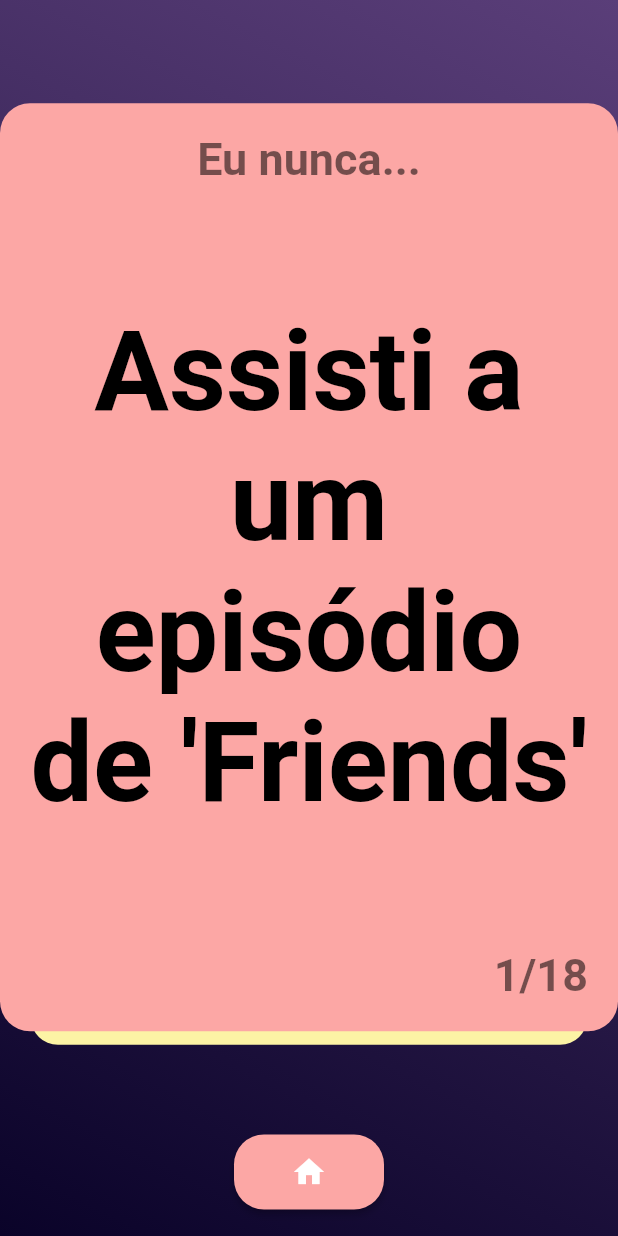
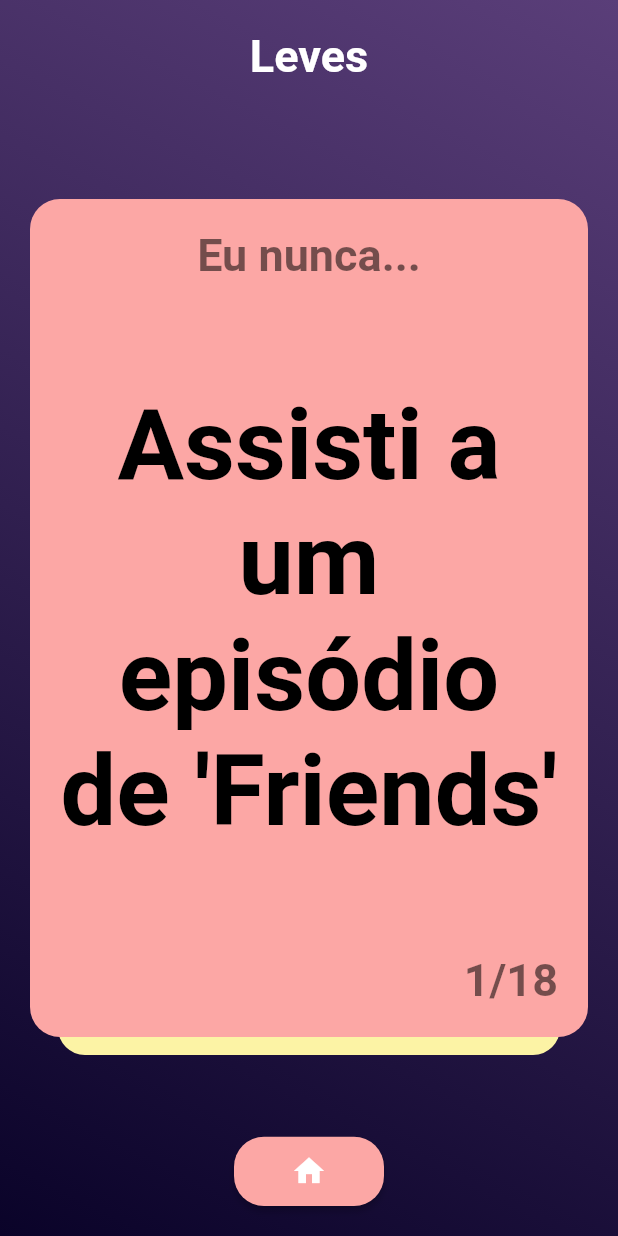
Before and after one commit to allmonty/eu-nunca, a Flutter app: the screen it shows after launch, after a tap on "Leves", on a phone screen of 412 x 824 dp. Run offline on Flutter 3.47's test engine with Material 2 defaults, Android fonts, the phone set to English and light mode, and no system bars; drawn by our look-alikes of appinio_swiper, auto_size_text; generated files the repository leaves out were written again.

Commit message:
add game name on top of game screen

```diff
--- a/lib/game.dart
+++ b/lib/game.dart
@@ -5,8 +5,13 @@
 import 'package:flutter_gen/gen_l10n/app_localizations.dart';
 
 class Game extends StatefulWidget {
-  const Game({super.key, required this.questions});
+  const Game({
+    super.key,
+    this.gameName = "",
+    required this.questions,
+  });
 
+  final String gameName;
   final List<dynamic> questions;
 
   @override
@@ -42,15 +47,28 @@
             ],
           ),
         ),
+        child: Padding(
+          padding: const EdgeInsets.all(20),
           child: Column(
-          mainAxisAlignment: MainAxisAlignment.spaceEvenly,
+            mainAxisAlignment: MainAxisAlignment.spaceBetween,
             children: [
-            Flexible(
-                flex: 7,
-                child: GestureDetector(
-                  onTapDown: (details) {
-                    print(details.localPosition);
-                  },
+              Expanded(
+                flex: 1,
+                child: AutoSizeText(
+                  widget.gameName,
+                  minFontSize: 10,
+                  maxFontSize: 30,
+                  wrapWords: false,
+                  textAlign: TextAlign.center,
+                  style: const TextStyle(
+                    fontSize: 30,
+                    color: Colors.white,
+                    fontWeight: FontWeight.bold,
+                  ),
+                ),
+              ),
+              Expanded(
+                flex: 15,
                 child: AppinioSwiper(
                   controller: controller,
                   cardsCount: widget.questions.length,
@@ -72,13 +90,12 @@
                     );
                   },
                 ),
-                )),
-            Flexible(
+              ),
+              Expanded(
                 flex: 1,
-              child: Padding(
-                padding: const EdgeInsets.symmetric(horizontal: 20),
                 child: Row(
                   mainAxisAlignment: MainAxisAlignment.center,
+                  crossAxisAlignment: CrossAxisAlignment.end,
                   children: [
                     SizedBox(
                       width: 100,
@@ -90,8 +107,8 @@
                   ],
                 ),
               ),
-            )
             ],
+          ),
         ),
       ),
     );
--- a/lib/menu.dart
+++ b/lib/menu.dart
@@ -24,11 +24,12 @@
     data = loadGameData();
   }
 
-  void openGamePage(context, List<dynamic> questions) {
+  void openGamePage(context, String gameName, List<dynamic> questions) {
     Navigator.push(
       context,
       MaterialPageRoute(builder: (context) {
         return Game(
+          gameName: gameName,
           questions: questions,
         );
       }),
@@ -80,8 +81,10 @@
                         AutoSizeText(
                           menuTitle1,
                           minFontSize: 24,
+                          maxFontSize: 120,
                           maxLines: 1,
                           style: const TextStyle(
+                            fontSize: 120,
                             color: Colors.white,
                             fontWeight: FontWeight.bold,
                           ),
@@ -89,8 +92,10 @@
                         AutoSizeText(
                           menuTitle2,
                           minFontSize: 24,
+                          maxFontSize: 120,
                           maxLines: 1,
                           style: const TextStyle(
+                            fontSize: 120,
                             color: Colors.white,
                             fontWeight: FontWeight.bold,
                           ),
@@ -102,6 +107,7 @@
                           child: Text(menuLightText),
                           onPressed: () => openGamePage(
                             context,
+                            menuLightText,
                             snapshot.data["light"],
                           ),
                         ),
@@ -112,6 +118,7 @@
                           child: Text(menuMediumText),
                           onPressed: () => openGamePage(
                             context,
+                            menuMediumText,
                             snapshot.data["medium"],
                           ),
                         ),
@@ -122,6 +129,7 @@
                           child: Text(menuHeavyText),
                           onPressed: () => openGamePage(
                             context,
+                            menuHeavyText,
                             snapshot.data["heavy"],
                           ),
                         )
```
Lines whose indentation alone changed are shown as unchanged.
